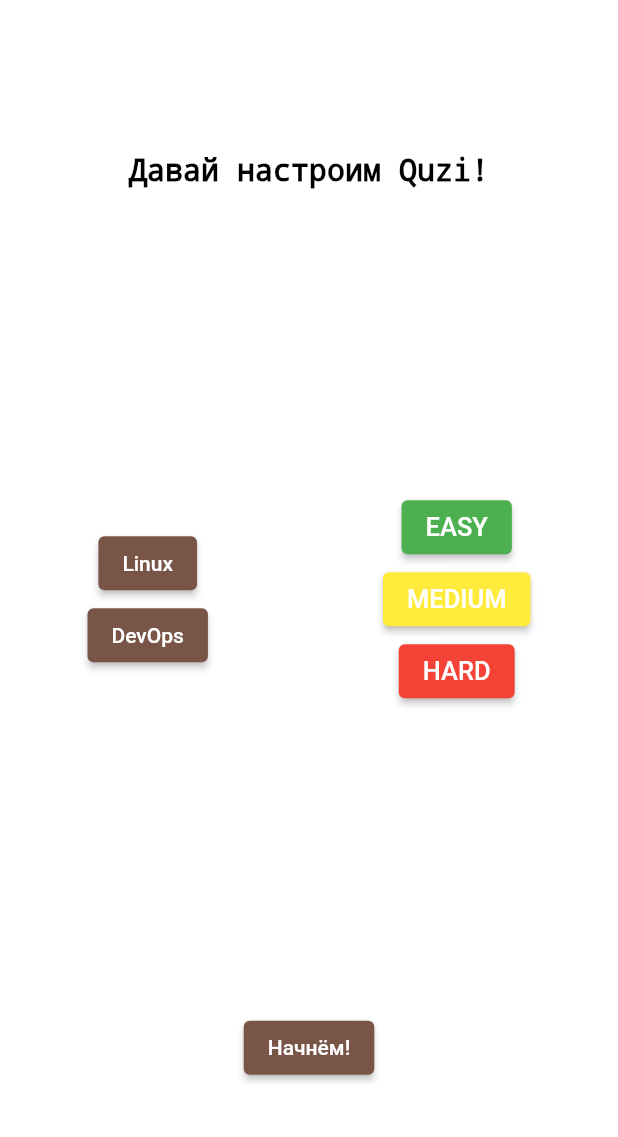
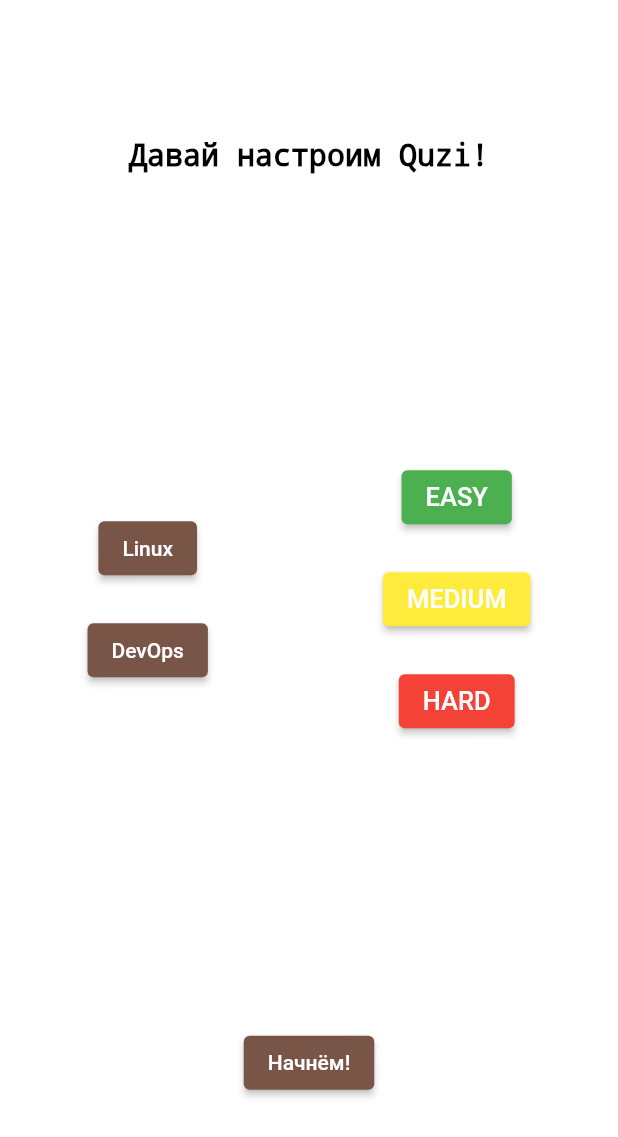
Before and after one commit to Pars1vali/quzi_app, a Flutter app: the screen it shows after launch, after a tap on "Начнём!", on a phone screen of 412 x 824 dp. Shown: the top 1137 px of the screen. Run offline on Flutter 3.47's test engine with Material 2 defaults, Android fonts, the phone set to English and light mode, and no system bars; network calls fail.

Commit message:
im did convert json to object and do with design for web some

```diff
--- a/lib/answers.dart
+++ b/lib/answers.dart
@@ -1,4 +1,8 @@
 class Answers {
-  late String answers;
-  late String isCorrect;
+
+  late String answer;
+  late bool isCorrect;
+
+  Answers(this.answer, this.isCorrect);
+
 }
--- a/lib/quenstion.dart
+++ b/lib/quenstion.dart
@@ -1,11 +1,28 @@
 import 'package:quzi_app/answers.dart';
+
 class Question {
-  late int? id;
-  late String? question;
-  Question({this.id, this.question});
-   Question.fromJson(Map<String, dynamic> json) {
+  late int id;
+  late String question;
+  List<String> texts = [];
+  List<bool> corects = [];
+
+  List<Answers> answers = <Answers>[];
+
+  Question(this.id, this.question);
+
+  Question.fromJson(Map<String, dynamic> json) {
     id = json['id'];
     question = json['question'];
+
+    json['answers'].forEach((key, value) => {
+          if (value == null) {texts.add("null")} else {texts.add(value)}
+        });
+    json['correct_answers'].forEach((key, value) => {
+          corects.add(bool.parse(value))
+        });
+
+    for (int i = 0; i < texts.length; i++) {
+      answers.add(Answers(texts[i], corects[i]));
+    }
   }
-  /* late List<Answers> listAnswers; */
 }
--- a/lib/quenstionpage.dart
+++ b/lib/quenstionpage.dart
@@ -1,11 +1,12 @@
 import 'package:flutter/material.dart';
+import 'package:quzi_app/quenstion.dart';
 
 class QuestionPage extends StatelessWidget {
-  final String date;
-  const QuestionPage({required this.date, super.key});
+  final List<Question> quenstions;
+  const QuestionPage({required this.quenstions, super.key});
 
   @override
   Widget build(BuildContext context) {
-    return MaterialApp( );
+    return MaterialApp();
   }
 }
--- a/lib/startpage.dart
+++ b/lib/startpage.dart
@@ -5,15 +5,14 @@ import 'package:quzi_app/quenstion.dart';
 import 'package:quzi_app/quenstionpage.dart';
 import 'package:http/http.dart' as http;
 
-
 void main() {
   runApp(MaterialApp(initialRoute: '/start_page', routes: {
     '/start_page': (context) => const StartPage(),
-    '/question_page': (context) => QuestionPage(date: quenstions)
+    '/question_page': (context) => QuestionPage(quenstions: quenstions)
   }));
 }
 
-String quenstions = "null";
+List<Question> quenstions = <Question>[];
 String url = 'https://quizapi.io/api/v1/questions?',
     apiKey = 'j24WhINsXuMG7PszLmbkLHqRiXRoFnjRZrHxkwDa',
     categoryQuzi = "Linux",
@@ -43,7 +42,9 @@ class StartPage extends StatelessWidget {
               Column(
                 mainAxisAlignment: MainAxisAlignment.center,
                 children: [
-                  ElevatedButton(
+                  Padding(
+                    padding: const EdgeInsets.all(10),
+                    child: ElevatedButton(
                         onPressed: () {
                           categoryQuzi = "Linux";
                         },
@@ -51,52 +52,63 @@ class StartPage extends StatelessWidget {
                             backgroundColor:
                                 MaterialStatePropertyAll<Color>(Colors.brown)),
                         child: const Text("Linux")),
-                  ElevatedButton(
+                  ),
+                  Padding(
+                      padding: const EdgeInsets.all(10),
+                      child: ElevatedButton(
                           onPressed: () {
                             categoryQuzi = "DevOps";
                           },
                           style: const ButtonStyle(
-                          backgroundColor:
-                              MaterialStatePropertyAll<Color>(Colors.brown)),
-                      child: const Text("DevOps")),
+                              backgroundColor: MaterialStatePropertyAll<Color>(
+                                  Colors.brown)),
+                          child: const Text("DevOps"))),
                 ],
               ),
               Column(
                 mainAxisAlignment: MainAxisAlignment.center,
                 children: [
-                  ElevatedButton(
+                  Padding(
+                      padding: const EdgeInsets.all(10),
+                      child: ElevatedButton(
                           onPressed: () {
                             difficultyQuzi = "easy";
                           },
                           style: const ButtonStyle(
-                          backgroundColor:
-                              MaterialStatePropertyAll<Color>(Colors.green)),
-                      child:
-                          const Text("EASY", style: TextStyle(fontSize: 17))),
-                  ElevatedButton(
+                              backgroundColor: MaterialStatePropertyAll<Color>(
+                                  Colors.green)),
+                          child: const Text("EASY",
+                              style: TextStyle(fontSize: 17)))),
+                  Padding(
+                      padding: const EdgeInsets.all(10),
+                      child: ElevatedButton(
                           onPressed: () {
                             difficultyQuzi = "medium";
                           },
                           style: const ButtonStyle(
-                          backgroundColor:
-                              MaterialStatePropertyAll<Color>(Colors.yellow)),
-                      child:
-                          const Text("MEDIUM", style: TextStyle(fontSize: 17))),
-                  ElevatedButton(
+                              backgroundColor: MaterialStatePropertyAll<Color>(
+                                  Colors.yellow)),
+                          child: const Text("MEDIUM",
+                              style: TextStyle(fontSize: 17)))),
+                  Padding(
+                      padding: const EdgeInsets.all(10),
+                      child: ElevatedButton(
                           onPressed: () {
                             difficultyQuzi = "hard";
                           },
                           style: const ButtonStyle(
                               backgroundColor:
                                   MaterialStatePropertyAll<Color>(Colors.red)),
-                      child: const Text("HARD", style: TextStyle(fontSize: 17)))
+                          child: const Text("HARD",
+                              style: TextStyle(fontSize: 17))))
                 ],
               )
             ])),
         ElevatedButton(
             onPressed: () async {
               quenstions = await fetch();
-              /* Navigator.pushNamed(context, '/question_page', arguments: quenstions); */
+              Navigator.pushNamed(context, '/question_page',
+                  arguments: quenstions);
             },
             style: const ButtonStyle(
                 backgroundColor: MaterialStatePropertyAll<Color>(Colors.brown)),
@@ -107,19 +119,16 @@ class StartPage extends StatelessWidget {
 }
 
 fetch() async {
-var quenstions_list = [];
+  List<Question> quenstionsList = <Question>[];
   String queryParams =
       'apiKey=$apiKey&limit=10&category=$categoryQuzi&difficulty=$difficultyQuzi';
   http.Response response = await http.get(Uri.parse(url + queryParams));
 
   final decoded = json.decode(response.body);
 
-  for(final item in decoded){
-    quenstions_list.add(Question.fromJson(item));
+  for (final item in decoded) {
+    quenstionsList.add(Question.fromJson(item));
   }
 
-  for(Question item in quenstions_list){
-    print(item.id);
+  return quenstionsList;
 }
-  return response.body.toString();
-}
```
Lines whose indentation alone changed are shown as unchanged.
